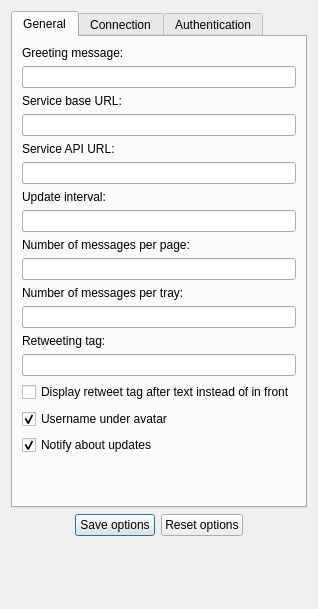
First picture: the form in trunk/src/OptionsDialog.ui, repository asolfre/qwit, before the edit.
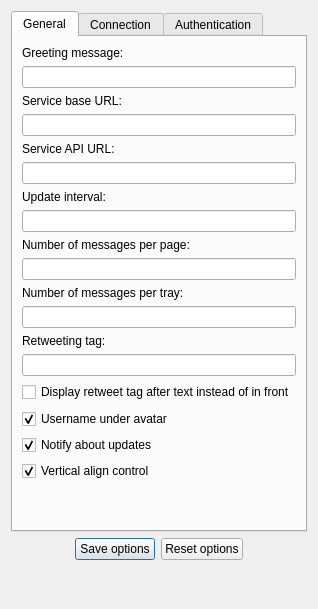
Second picture: the form after the edit.

Commit message: Added options "Vertical align control"

The edit to the form file:
```diff
--- a/trunk/src/OptionsDialog.ui
+++ b/trunk/src/OptionsDialog.ui
@@ -152,6 +152,16 @@
              </property>
             </widget>
            </item>
+           <item>
+            <widget class="QCheckBox" name="verticalControlCheckBox" >
+             <property name="text" >
+              <string>Vertical align control</string>
+             </property>
+             <property name="checked" >
+              <bool>true</bool>
+             </property>
+            </widget>
+           </item>
           </layout>
          </item>
          <item row="1" column="0" >
```
The commit also changes 4 other files.
